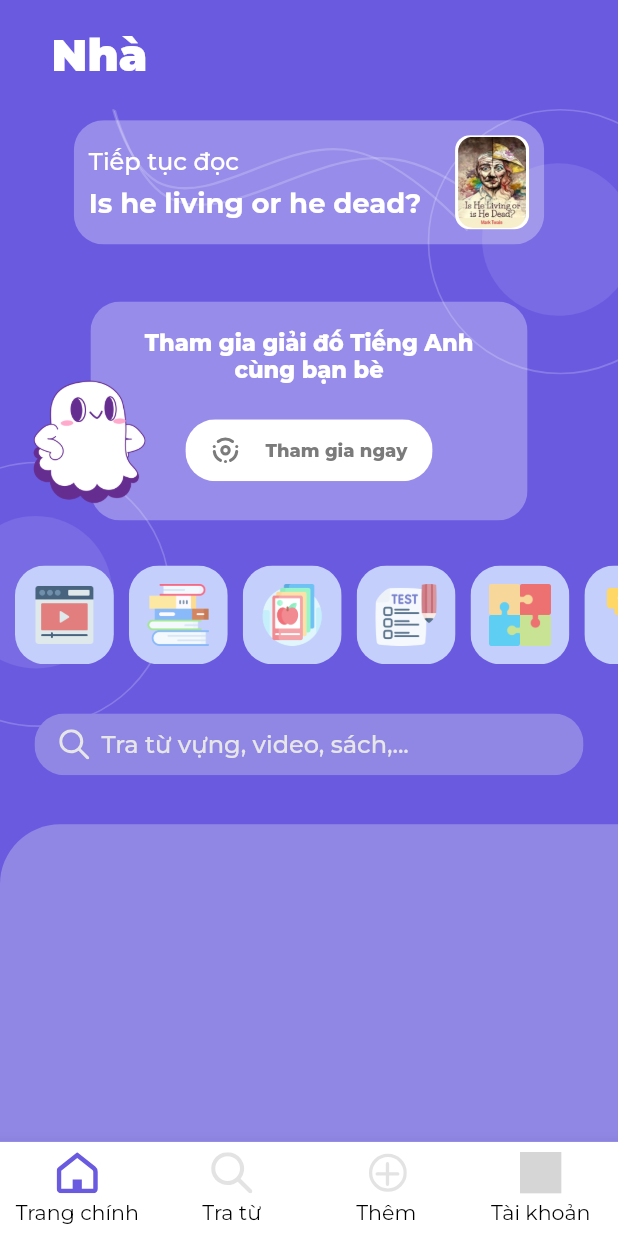
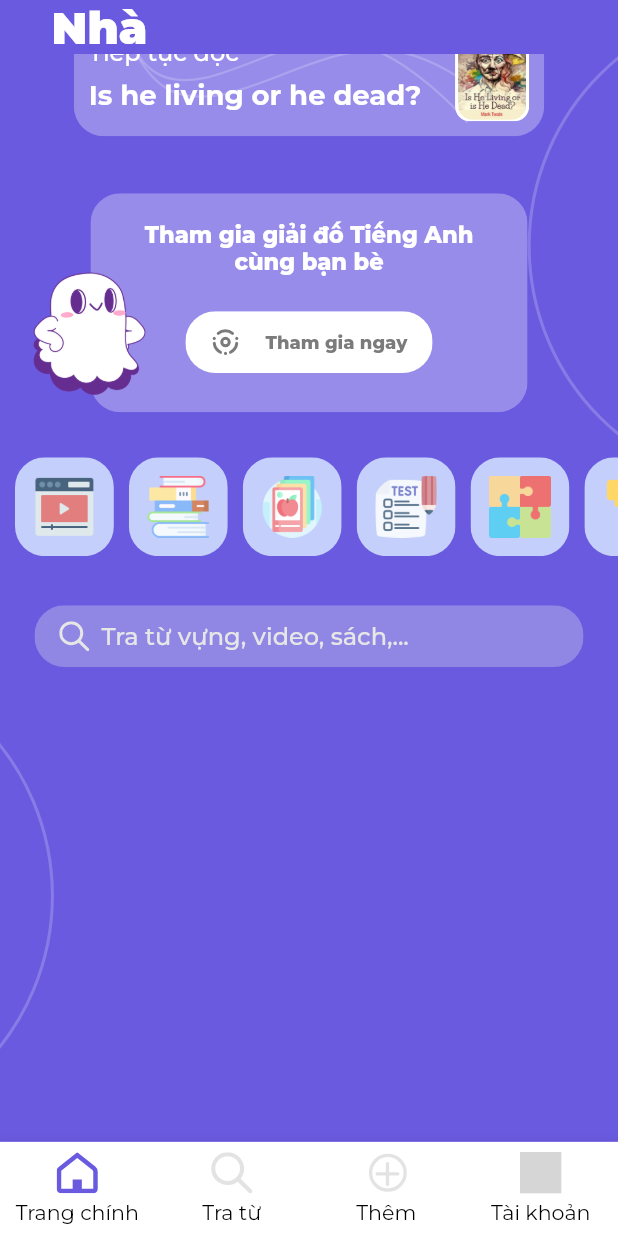
Before and after one commit to minhdang2803/hcmut-capstone-project, a Flutter app: the MainPage screen opened by its route, on a phone screen of 412 x 824 dp. Run offline on Flutter 3.47's test engine with Material 2 defaults, Android fonts, the phone set to English and light mode, and no system bars; drawn by our look-alikes of auto_size_text; our stand-ins replace assets_audio_player, audioplayers, bloc, cached_network_image, connectivity_plus, dio and 17 more; missing offline and left inert: simple_html_css, translator; accounts and stored records are empty; project files that could hold a hidden picture were left out; grey boxes are pictures that could not be loaded.

Commit message:
Start Capstone project

```diff
--- a/lib/main.dart
+++ b/lib/main.dart
@@ -1,4 +1,3 @@
-
 import 'package:flutter/material.dart';
 import 'package:flutter/services.dart';
 import 'package:flutter_bloc/flutter_bloc.dart';
--- a/lib/presentation/pages/authentication/components/register_component.dart
+++ b/lib/presentation/pages/authentication/components/register_component.dart
@@ -108,6 +108,7 @@ class _RegisterComponentState extends State<RegisterComponent> {
             _registerModel.fullName = value;
           },
         ),
+        20.verticalSpace,
         AuthInputField(
           hintText: 'Email',
           inputAction: TextInputAction.next,
@@ -126,6 +127,7 @@ class _RegisterComponentState extends State<RegisterComponent> {
             _registerModel.email = value;
           },
         ),
+        20.verticalSpace,
         AuthInputField(
           hintText: 'Mật khẩu',
           inputAction: TextInputAction.done,
--- a/lib/presentation/pages/home/home_page.dart
+++ b/lib/presentation/pages/home/home_page.dart
@@ -7,10 +7,8 @@ import '../book/books_screen.dart';
 import '../chat/chat.dart';
 import '../game_quiz/main/gamequiz_page.dart';
 import '../main/components/monastery_search_delegate.dart';
-import '../profile/main/profile_page.dart';
 import '../toeic_test/main/toeictest_page.dart';
 import '../video/video_page.dart';
-import 'components/user_card.dart';
 import 'navigation_page.dart';
 
 class HomePage extends StatefulWidget {
@@ -38,7 +36,7 @@ class _HomePageState extends State<HomePage>
       const MyDictionaryPage(),
       const ToeicPage(),
       const GameQuizPage(),
-      const ChatPage(),
+      // const ChatPage(),
     ];
   }
 
@@ -47,7 +45,6 @@ class _HomePageState extends State<HomePage>
     _pageController.dispose();
     super.dispose();
   }
-
 
   void _onPageSelected(int index) {
     setState(() {
@@ -70,7 +67,7 @@ class _HomePageState extends State<HomePage>
       alignment: Alignment.topCenter,
       children: [
         Padding(
-            padding: EdgeInsets.only(top: 63.r + topPadding),
+          padding: EdgeInsets.only(top:  topPadding),
           child: AnimatedSwitcher(
             duration: const Duration(milliseconds: 200),
             transitionBuilder: (Widget child, Animation<double> animation) {
@@ -116,9 +113,7 @@ class _HomePageState extends State<HomePage>
     return title;
   }
 
-
   Widget _buildAppBar() {
-
     return Builder(
       builder: (ctx) => CVNAppBar(
         label: _getAppBarTitle(),
--- a/lib/presentation/pages/home/navigation_page.dart
+++ b/lib/presentation/pages/home/navigation_page.dart
@@ -1,23 +1,16 @@
-import 'dart:ui';
-
 import 'package:auto_size_text/auto_size_text.dart';
 import 'package:bke/presentation/pages/home/components/continue_card.dart';
 import 'package:bke/presentation/pages/home/components/join_quiz_card.dart';
 import 'package:bke/presentation/theme/app_typography.dart';
-import 'package:bke/presentation/widgets/input_field.dart';
 import 'package:bke/utils/enum.dart';
 import 'package:flutter/material.dart';
 import 'package:flutter_svg/svg.dart';
 
 import '../../theme/app_color.dart';
-import '../../widgets/holder_widget.dart';
 import '../main/components/monastery_search_delegate.dart';
 
 class NavigationPage extends StatefulWidget {
-  const NavigationPage({
-    Key? key,
-    this.onPageSelected
-  }) : super(key: key);
+  const NavigationPage({Key? key, this.onPageSelected}) : super(key: key);
 
   final void Function(int index)? onPageSelected;
 
@@ -25,7 +18,7 @@ class NavigationPage extends StatefulWidget {
   State<NavigationPage> createState() => _NavigationPageState();
 }
 
-class _NavigationPageState extends State<NavigationPage>{
+class _NavigationPageState extends State<NavigationPage> {
   @override
   void initState() {
     super.initState();
@@ -38,60 +31,56 @@ class _NavigationPageState extends State<NavigationPage>{
 
   @override
   Widget build(BuildContext context) {
-    final List<String> menuList = <String>['video', 'book', 'flashcard', 'test', 'puzzle', 'chat'];
+    final List<String> menuList = <String>[
+      'video',
+      'book',
+      'flashcard',
+      'test',
+      'puzzle',
+      'chat'
+    ];
     Size size = MediaQuery.of(context).size;
-    return Stack(
+    return Scaffold(
+      backgroundColor: AppColor.primary,
+      body: Stack(
         children: [
-        SvgPicture.asset(
-          'assets/texture/home.svg',
-          width: size.width,
-          fit: BoxFit.contain,
+          Positioned.fill(
+            child:
+                SvgPicture.asset('assets/texture/home.svg', fit: BoxFit.cover),
           ),
-        Column(
-          crossAxisAlignment: CrossAxisAlignment.center,
-          children: [
+          Column(crossAxisAlignment: CrossAxisAlignment.center, children: [
             Visibility(
                 visible: true,
-              child: Container(
-                height: size.height*0.12,
-                width: size.width*0.8,
-
-                child: ContinueCard(recentAction: RecentAction.readBook.index)
-              )
-            ),
-
-
+                child: SizedBox(
+                    height: size.height * 0.12,
+                    width: size.width * 0.8,
+                    child: ContinueCard(
+                        recentAction: RecentAction.readBook.index))),
             SizedBox(
-              height: size.height*0.25,
-              width: size.width*0.95,
+                height: size.height * 0.25,
+                width: size.width * 0.95,
                 child: Stack(
                   alignment: AlignmentDirectional.bottomStart,
                   children: [
                     const Padding(
-                    padding: EdgeInsets.only(top: 30, bottom: 30, left: 50, right: 50),
+                      padding: EdgeInsets.only(
+                          top: 30, bottom: 30, left: 50, right: 50),
                       child: JoinQuizCard(),
                     ),
-                  Image.asset(
-                          'assets/images/proud.png',
-                          height: size.height*0.2,
-                          width: size.height*0.12
-
-                  ),
+                    Image.asset('assets/images/proud.png',
+                        height: size.height * 0.2, width: size.height * 0.12),
                   ],
-              )
-            ),
+                )),
             SizedBox(
-              height: size.height*0.08,
-              child:
-              ListView.builder(
-                  itemBuilder: (ctx, i)=> GestureDetector(
-                    onTap: () => widget.onPageSelected?.call(i+1),
-                    child:
-                        Container(
+                height: size.height * 0.08,
+                child: ListView.builder(
+                  itemBuilder: (ctx, i) => GestureDetector(
+                    onTap: () => widget.onPageSelected?.call(i + 1),
+                    child: Container(
                       margin: const EdgeInsets.only(
                         left: 10,
                       ),
-                          width: size.height*0.08,
+                      width: size.height * 0.08,
                       child: ClipRRect(
                         borderRadius: BorderRadius.circular(20),
                         child: Stack(
@@ -100,13 +89,10 @@ class _NavigationPageState extends State<NavigationPage>{
                               Container(
                                 color: AppColor.accentBlue,
                               ),
-                                      Image.asset(
-                                          'assets/icons/${menuList[i]}.png',
-                                          height: size.height*0.05,
-                                          width: size.height*0.05
-                                      ),
-                                    ]
-                                  ),
+                              Image.asset('assets/icons/${menuList[i]}.png',
+                                  height: size.height * 0.05,
+                                  width: size.height * 0.05),
+                            ]),
                         // Image.network(
                         //   bookList[i].coverUrl,
                         //   height: size.height*0.25
@@ -116,41 +102,38 @@ class _NavigationPageState extends State<NavigationPage>{
                   ),
                   itemCount: 6,
                   scrollDirection: Axis.horizontal,
-                )
-            ),
-            SizedBox(height: size.height*0.03),
-
+                )),
+            SizedBox(height: size.height * 0.03),
             Padding(
                 padding: const EdgeInsets.symmetric(horizontal: 15.0),
-              child:
-              TextButton(
-                onPressed: () { showSearch(context: context, delegate: MonasterySearchDelegate()) ;  },
-                child:
-                  ClipRRect(
+                child: TextButton(
+                  onPressed: () {
+                    showSearch(
+                        context: context, delegate: MonasterySearchDelegate());
+                  },
+                  child: ClipRRect(
                     borderRadius: BorderRadius.circular(20),
-                    child:
-                      Container(
-                        height: size.height*0.05,
-                        width: size.width*0.95,
-                        color: AppColor.secondary ,
+                    child: Container(
+                      height: size.height * 0.05,
+                      width: size.width * 0.95,
+                      color: AppColor.secondary,
                       padding: EdgeInsets.symmetric(vertical: 0.8),
                       child: Row(
                         mainAxisAlignment: MainAxisAlignment.start,
                         children: [
-                            SizedBox(width: size.width*0.04),
+                          SizedBox(width: size.width * 0.04),
                           SvgPicture.asset(
                             'assets/icons/ic_search.svg',
                             color: AppColor.lightGray,
                             width: 20,
                             height: 20,
                           ),
-                            SizedBox(width: size.width*0.02),
+                          SizedBox(width: size.width * 0.02),
                           AutoSizeText(
                             'Tra từ vựng, video, sách,...',
-                              style:
-                                AppTypography.body.copyWith(
+                            style: AppTypography.body.copyWith(
                               fontWeight: FontWeight.w500,
-                                  color:  AppColor.lightGray,
+                              color: AppColor.lightGray,
                             ),
                             maxLines: 1,
                           ),
@@ -158,31 +141,24 @@ class _NavigationPageState extends State<NavigationPage>{
                       ),
                     ),
                   ),
-              )
+                )),
+            SizedBox(height: size.height * 0.03),
+            // Expanded(
+            //   child: Container(
+            //     padding: const EdgeInsets.only(top: 50, left: 10, right: 10),
+            //     width: double.infinity,
+            //     decoration: const BoxDecoration(
+            //       color: AppColor.secondary,
+            //       borderRadius: BorderRadius.only(
+            //         topLeft: Radius.circular(40),
+            //       ),
+            //     ),
+            //     child: SingleChildScrollView(),
+            //   ),
+            // ),
+          ]),
+        ],
       ),
-            SizedBox(height: size.height*0.03),
-            Expanded(
-                            child: Container(
-                              padding: const EdgeInsets.only(
-                                top: 50,
-                                left: 10,
-                                right: 10
-                              ),
-                              width: double.infinity,
-                              decoration: const BoxDecoration(
-                                color: AppColor.secondary,
-                                borderRadius: BorderRadius.only(
-                                  topLeft: Radius.circular(40),
-                                ),
-                              ),
-                              child: SingleChildScrollView(
-
-                              ),
-                              ),
-                            ),
-          ]
-        ),
-      ],
     );
   }
 }
--- a/lib/presentation/pages/lookup/lookup.dart
+++ b/lib/presentation/pages/lookup/lookup.dart
@@ -28,14 +28,9 @@ class LookUpPage extends StatelessWidget {
 
     final myDictionary = BlocProvider.of<VocabCubit>(context).getAll();
     return Expanded(
-            child:
-              Container(
+      child: Container(
         color: AppColor.appBackground,
-                padding: EdgeInsets.only(
-                  top: topPadding + 63.r,
-                  left: 5,
-                  right: 5
-                ),
+        padding: EdgeInsets.only(left: 10.w, right: 10.w),
         width: double.infinity,
         child: ListView.builder(
           // padding: EdgeInsets.symmetric(horizontal: 30.r),
@@ -45,7 +40,6 @@ class LookUpPage extends StatelessWidget {
               VocabDictionaryItem(vocab: myDictionary[index]),
         ),
       ),
-
     );
   }
 }
--- a/lib/presentation/pages/main/main_page.dart
+++ b/lib/presentation/pages/main/main_page.dart
@@ -25,7 +25,7 @@ class _MainPageState extends State<MainPage> {
   int _pageIndex = 0;
   final List<Widget> _pages = [
     const HomePage(),
-    const LookUpPage(),
+  const LookUpPage(),
     const HomePage(),
     const ProfilePage(),
   ];
--- a/lib/presentation/pages/my_dictionary/vocab_item.dart
+++ b/lib/presentation/pages/my_dictionary/vocab_item.dart
@@ -19,8 +19,6 @@ class VocabDictionaryItem extends StatefulWidget {
   State<VocabDictionaryItem> createState() => _VocabDictionaryItemState();
 }
 
-
-
 class _VocabDictionaryItemState extends State<VocabDictionaryItem> {
   String _translation = "";
   @override
@@ -29,28 +27,30 @@ class _VocabDictionaryItemState extends State<VocabDictionaryItem> {
     concat();
   }
 
-  void concat(){
-    for (var trans in widget.vocab.translate){
+  void concat() {
+    for (var trans in widget.vocab.translate) {
       _translation += " ${trans.vi};";
     }
   }
 
   @override
   Widget build(BuildContext context) {
-
     return Container(
         height: 60.h,
         padding: EdgeInsets.symmetric(vertical: 5.r),
         decoration: BoxDecoration(
-          borderRadius: widget.borderColor != null ? BorderRadius.circular(5.r) : BorderRadius.circular(0),
+          borderRadius: widget.borderColor != null
+              ? BorderRadius.circular(5.r)
+              : BorderRadius.circular(0),
           border: Border.all(
               width: 1.r,
-            color: widget.borderColor != null ? AppColor.primary : AppColor.lightGray
+              color: widget.borderColor != null
+                  ? AppColor.primary
+                  : AppColor.lightGray),
         ),
-        ),
-        child:  _buildVocabPanel()
-      );
+        child: _buildVocabPanel());
   }
+
   Widget _buildVocabPanel() {
     return Column(
       crossAxisAlignment: CrossAxisAlignment.start,
@@ -86,9 +86,7 @@ class _VocabDictionaryItemState extends State<VocabDictionaryItem> {
           style: AppTypography.bodySmall,
           maxLines: 2,
         ),
-
       ],
-
     );
   }
 }
--- a/lib/presentation/pages/profile/main/components/profile_setting_panel.dart
+++ b/lib/presentation/pages/profile/main/components/profile_setting_panel.dart
@@ -136,11 +136,15 @@ class ProfileSettingPanel extends StatelessWidget {
           children: [
             Text(
               'Logout',
-              style: AppTypography.body.copyWith(color: AppColor.textSecondary),
+              style: AppTypography.title.copyWith(
+                color: Colors.white,
+                fontWeight: FontWeight.bold,
+              ),
             ),
             Icon(
               Icons.keyboard_arrow_right_rounded,
               size: 24.r,
+              color: Colors.white,
             ),
           ],
         ),
--- a/lib/presentation/widgets/cvn_app_bar.dart
+++ b/lib/presentation/widgets/cvn_app_bar.dart
@@ -28,11 +28,13 @@ class CVNAppBar extends StatelessWidget {
     final topPadding = MediaQuery.of(context).padding.top;
     return Container(
       width: 1.sw,
-        height: 63.r + topPadding,
+      // height: 63.r + topPadding,
+      // height: 50.h,
       color: AppColor.primary,
       child: Padding(
         padding: EdgeInsets.only(
-            top: topPadding,
+          // top: topPadding,
+          top: 0,
           right: 30.r,
           left: onBackButtonPress != null ? 20.r : 30.r,
         ),
@@ -61,7 +63,7 @@ class CVNAppBar extends StatelessWidget {
         label ?? '',
         style: AppTypography.superHeadline.copyWith(
           fontWeight: FontWeight.w900,
-          color:  Colors.white,
+          color: Colors.white,
         ),
         maxLines: 1,
       ),
@@ -83,10 +85,9 @@ class CVNAppBar extends StatelessWidget {
                 Icons.arrow_back,
                 color: AppColor.primary,
                 size: 16,
-                )
-           )
+              ),
+            ),
           );
-
   }
 
   Widget _buildNotificationIcon(BuildContext context) {
```
Also changed, not shown: 1 other file. Lines whose indentation alone changed are shown as unchanged.
